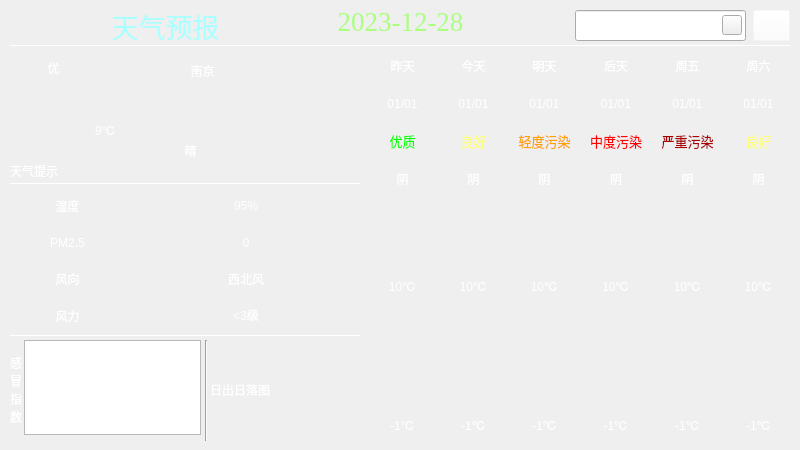
First picture: the form in HuxlWeather/mainwindow.ui, repository Sayori-h/HuxlWeather, before the edit.
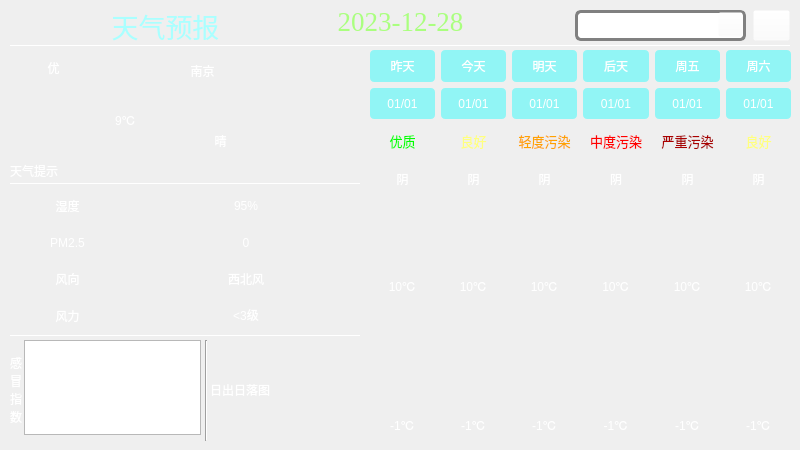
Second picture: the form after the edit. Icons and pictures are not drawn.

Diff of the .ui file:
```diff
--- a/HuxlWeather/mainwindow.ui
+++ b/HuxlWeather/mainwindow.ui
@@ -56,6 +56,9 @@
        <height>31</height>
       </rect>
      </property>
+     <property name="styleSheet">
+      <string notr="true">QLineEdit{border: 3px solid gray; border-radius: 6px; background:argb(47, 47, 47, 130); color:rgb(255, 255, 255);} QLineEdit:hover{border-color:rgb(255,0,127); }</string>
+     </property>
     </widget>
     <widget class="QLabel" name="dateLb">
      <property name="geometry">
@@ -328,7 +331,8 @@
       <item row="1" column="0">
        <widget class="QLabel" name="date0Lb">
         <property name="styleSheet">
-         <string notr="true">font: 10pt &quot;阿里巴巴普惠体 M&quot;;</string>
+         <string notr="true">font: 10pt &quot;阿里巴巴普惠体 M&quot;;
+background-color: rgba(0, 255, 255, 100);</string>
         </property>
         <property name="text">
          <string>01/01</string>
@@ -354,7 +358,8 @@
       <item row="1" column="3">
        <widget class="QLabel" name="date3Lb">
         <property name="styleSheet">
-         <string notr="true">font: 10pt &quot;阿里巴巴普惠体 M&quot;;</string>
+         <string notr="true">font: 10pt &quot;阿里巴巴普惠体 M&quot;;
+background-color: rgba(0, 255, 255, 100);</string>
         </property>
         <property name="text">
          <string>01/01</string>
@@ -367,7 +372,8 @@
       <item row="0" column="3">
        <widget class="QLabel" name="week3Lb">
         <property name="styleSheet">
-         <string notr="true">font: 10pt &quot;阿里巴巴普惠体 M&quot;;</string>
+         <string notr="true">font: 10pt &quot;阿里巴巴普惠体 M&quot;;
+background-color: rgba(0, 255, 255, 100);</string>
         </property>
         <property name="text">
          <string>后天</string>
@@ -380,7 +386,8 @@
       <item row="1" column="1">
        <widget class="QLabel" name="date1Lb">
         <property name="styleSheet">
-         <string notr="true">font: 10pt &quot;阿里巴巴普惠体 M&quot;;</string>
+         <string notr="true">font: 10pt &quot;阿里巴巴普惠体 M&quot;;
+background-color: rgba(0, 255, 255, 100);</string>
         </property>
         <property name="text">
          <string>01/01</string>
@@ -393,7 +400,8 @@
       <item row="1" column="4">
        <widget class="QLabel" name="date4Lb">
         <property name="styleSheet">
-         <string notr="true">font: 10pt &quot;阿里巴巴普惠体 M&quot;;</string>
+         <string notr="true">font: 10pt &quot;阿里巴巴普惠体 M&quot;;
+background-color: rgba(0, 255, 255, 100);</string>
         </property>
         <property name="text">
          <string>01/01</string>
@@ -442,7 +450,8 @@
       <item row="0" column="5">
        <widget class="QLabel" name="week5Lb">
         <property name="styleSheet">
-         <string notr="true">font: 10pt &quot;阿里巴巴普惠体 M&quot;;</string>
+         <string notr="true">font: 10pt &quot;阿里巴巴普惠体 M&quot;;
+background-color: rgba(0, 255, 255, 100);</string>
         </property>
         <property name="text">
          <string>周六</string>
@@ -455,7 +464,8 @@
       <item row="0" column="1">
        <widget class="QLabel" name="week1Lb">
         <property name="styleSheet">
-         <string notr="true">font: 10pt &quot;阿里巴巴普惠体 M&quot;;</string>
+         <string notr="true">font: 10pt &quot;阿里巴巴普惠体 M&quot;;
+background-color: rgba(0, 255, 255, 100);</string>
         </property>
         <property name="text">
          <string>今天</string>
@@ -533,7 +543,8 @@
       <item row="1" column="2">
        <widget class="QLabel" name="date2Lb">
         <property name="styleSheet">
-         <string notr="true">font: 10pt &quot;阿里巴巴普惠体 M&quot;;</string>
+         <string notr="true">font: 10pt &quot;阿里巴巴普惠体 M&quot;;
+background-color: rgba(0, 255, 255, 100);</string>
         </property>
         <property name="text">
          <string>01/01</string>
@@ -572,7 +583,8 @@
       <item row="0" column="0">
        <widget class="QLabel" name="week0Lb">
         <property name="styleSheet">
-         <string notr="true">font: 10pt &quot;阿里巴巴普惠体 M&quot;;</string>
+         <string notr="true">font: 10pt &quot;阿里巴巴普惠体 M&quot;;
+background-color: rgba(0, 255, 255, 100);</string>
         </property>
         <property name="text">
          <string>昨天</string>
@@ -621,7 +633,8 @@
       <item row="0" column="4">
        <widget class="QLabel" name="week4Lb">
         <property name="styleSheet">
-         <string notr="true">font: 10pt &quot;阿里巴巴普惠体 M&quot;;</string>
+         <string notr="true">font: 10pt &quot;阿里巴巴普惠体 M&quot;;
+background-color: rgba(0, 255, 255, 100);</string>
         </property>
         <property name="text">
          <string>周五</string>
@@ -673,7 +686,8 @@
       <item row="1" column="5">
        <widget class="QLabel" name="date5Lb">
         <property name="styleSheet">
-         <string notr="true">font: 10pt &quot;阿里巴巴普惠体 M&quot;;</string>
+         <string notr="true">font: 10pt &quot;阿里巴巴普惠体 M&quot;;
+background-color: rgba(0, 255, 255, 100);</string>
         </property>
         <property name="text">
          <string>01/01</string>
@@ -686,7 +700,8 @@
       <item row="0" column="2">
        <widget class="QLabel" name="week2Lb">
         <property name="styleSheet">
-         <string notr="true">font: 10pt &quot;阿里巴巴普惠体 M&quot;;</string>
+         <string notr="true">font: 10pt &quot;阿里巴巴普惠体 M&quot;;
+background-color: rgba(0, 255, 255, 100);</string>
         </property>
         <property name="text">
          <string>明天</string>
@@ -962,14 +977,15 @@
     <widget class="QLabel" name="temLb">
      <property name="geometry">
       <rect>
-       <x>30</x>
-       <y>80</y>
+       <x>50</x>
+       <y>70</y>
        <width>151</width>
        <height>101</height>
       </rect>
      </property>
      <property name="styleSheet">
-      <string notr="true">font: 38pt &quot;阿里巴巴普惠体 M&quot;;</string>
+      <string notr="true">font: 38pt &quot;阿里巴巴普惠体 M&quot;;
+background-color: rgba(255, 255, 255, 0);</string>
      </property>
      <property name="text">
       <string>&lt;html&gt;&lt;head/&gt;&lt;body&gt;&lt;p&gt;9℃&lt;/p&gt;&lt;/body&gt;&lt;/html&gt;</string>
@@ -997,14 +1013,15 @@
     <widget class="QLabel" name="typeLb">
      <property name="geometry">
       <rect>
-       <x>170</x>
-       <y>130</y>
+       <x>200</x>
+       <y>120</y>
        <width>41</width>
        <height>41</height>
       </rect>
      </property>
      <property name="styleSheet">
-      <string notr="true">font: 16pt &quot;阿里巴巴普惠体 M&quot;;</string>
+      <string notr="true">font: 16pt &quot;阿里巴巴普惠体 M&quot;;
+background-color: rgba(255, 255, 255, 0);</string>
      </property>
      <property name="text">
       <string>晴</string>
@@ -1122,15 +1139,18 @@
     <widget class="QToolButton" name="searchBt">
      <property name="geometry">
       <rect>
-       <x>722</x>
-       <y>15</y>
-       <width>20</width>
-       <height>20</height>
+       <x>718</x>
+       <y>12</y>
+       <width>25</width>
+       <height>25</height>
       </rect>
      </property>
      <property name="cursor">
       <cursorShape>PointingHandCursor</cursorShape>
      </property>
+     <property name="styleSheet">
+      <string notr="true">background-color: rgba(255, 255, 255, 0);</string>
+     </property>
      <property name="text">
       <string/>
      </property>
@@ -1138,6 +1158,12 @@
       <iconset resource="icons/icons.qrc">
        <normaloff>:/weatherIco/search.ico</normaloff>:/weatherIco/search.ico</iconset>
      </property>
+     <property name="iconSize">
+      <size>
+       <width>25</width>
+       <height>25</height>
+      </size>
+     </property>
     </widget>
     <widget class="QLabel" name="sunRiseSetLb">
      <property name="geometry">
```
Left out of the diff: 15 changed lines with no effect on the pictures.
